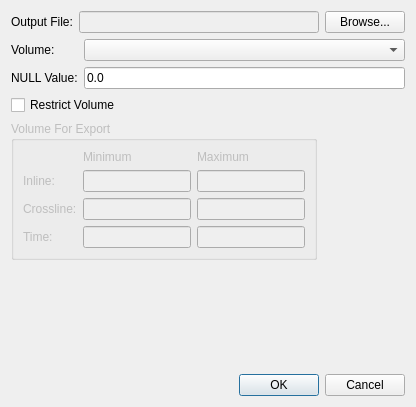
First picture: the form in ProzessUI/exporttabledialog.ui, repository fsoos74/su, before the edit.
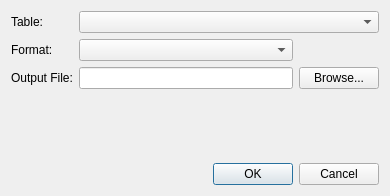
Second picture: the form after the edit.

Diff of the .ui file:
```diff
--- a/ProzessUI/exporttabledialog.ui
+++ b/ProzessUI/exporttabledialog.ui
@@ -6,8 +6,8 @@
    <rect>
     <x>0</x>
     <y>0</y>
-    <width>416</width>
-    <height>407</height>
+    <width>390</width>
+    <height>196</height>
    </rect>
   </property>
   <property name="windowTitle">
@@ -15,41 +15,39 @@
   </property>
   <layout class="QVBoxLayout" name="verticalLayout">
    <item>
-    <layout class="QHBoxLayout" name="horizontalLayout">
-     <item>
-      <widget class="QLabel" name="label_2">
-       <property name="text">
-        <string>Output File:</string>
-       </property>
-      </widget>
-     </item>
-     <item>
-      <widget class="QLineEdit" name="leOutputFile">
-       <property name="enabled">
-        <bool>false</bool>
-       </property>
-      </widget>
-     </item>
-     <item>
+    <layout class="QGridLayout" name="gridLayout">
+     <item row="2" column="2">
       <widget class="QPushButton" name="pbBrowse">
        <property name="text">
         <string>Browse...</string>
        </property>
       </widget>
      </item>
-    </layout>
-   </item>
-   <item>
-    <layout class="QGridLayout" name="gridLayout_2">
-     <item row="0" column="0">
-      <widget class="QLabel" name="label">
+     <item row="2" column="1">
+      <widget class="QLineEdit" name="leOutputFile">
+       <property name="enabled">
+        <bool>true</bool>
+       </property>
+       <property name="minimumSize">
+        <size>
+         <width>200</width>
+         <height>0</height>
+        </size>
+       </property>
+       <property name="readOnly">
+        <bool>true</bool>
+       </property>
+      </widget>
+     </item>
+     <item row="2" column="0">
+      <widget class="QLabel" name="label_2">
        <property name="text">
-        <string>Volume:</string>
+        <string>Output File:</string>
        </property>
       </widget>
      </item>
-     <item row="0" column="1">
-      <widget class="QComboBox" name="cbVolume">
+     <item row="0" column="1" colspan="2">
+      <widget class="QComboBox" name="cbTable">
        <property name="sizePolicy">
         <sizepolicy hsizetype="MinimumExpanding" vsizetype="Fixed">
          <horstretch>0</horstretch>
@@ -58,116 +56,22 @@
        </property>
       </widget>
      </item>
+     <item row="0" column="0">
+      <widget class="QLabel" name="label">
+       <property name="text">
+        <string>Table:</string>
+       </property>
+      </widget>
+     </item>
      <item row="1" column="0">
-      <widget class="QLabel" name="label_8">
+      <widget class="QLabel" name="label_3">
        <property name="text">
-        <string>NULL Value:</string>
+        <string>Format:</string>
        </property>
       </widget>
      </item>
      <item row="1" column="1">
-      <widget class="QLineEdit" name="leNULL">
-       <property name="text">
-        <string>0.0</string>
-       </property>
-      </widget>
-     </item>
-    </layout>
-   </item>
-   <item>
-    <widget class="QCheckBox" name="cbRestrictVolume">
-     <property name="text">
-      <string>Restrict Volume</string>
-     </property>
-    </widget>
-   </item>
-   <item>
-    <layout class="QHBoxLayout" name="horizontalLayout_3">
-     <item>
-      <widget class="QGroupBox" name="gbVolume">
-       <property name="enabled">
-        <bool>false</bool>
-       </property>
-       <property name="title">
-        <string>Volume For Export</string>
-       </property>
-       <layout class="QGridLayout" name="gridLayout">
-        <item row="0" column="1">
-         <widget class="QLabel" name="label_3">
-          <property name="text">
-           <string>Minimum</string>
-          </property>
-         </widget>
-        </item>
-        <item row="0" column="2">
-         <widget class="QLabel" name="label_4">
-          <property name="text">
-           <string>Maximum</string>
-          </property>
-         </widget>
-        </item>
-        <item row="1" column="0">
-         <widget class="QLabel" name="label_5">
-          <property name="text">
-           <string>Inline:</string>
-          </property>
-         </widget>
-        </item>
-        <item row="1" column="1">
-         <widget class="QLineEdit" name="leMinInline"/>
-        </item>
-        <item row="1" column="2">
-         <widget class="QLineEdit" name="leMaxInline"/>
-        </item>
-        <item row="2" column="0">
-         <widget class="QLabel" name="label_6">
-          <property name="text">
-           <string>Crossline:</string>
-          </property>
-         </widget>
-        </item>
-        <item row="2" column="1">
-         <widget class="QLineEdit" name="leMinCrossline"/>
-        </item>
-        <item row="2" column="2">
-         <widget class="QLineEdit" name="leMaxCrossline"/>
-        </item>
-        <item row="3" column="0">
-         <widget class="QLabel" name="label_7">
-          <property name="text">
-           <string>Time:</string>
-          </property>
-         </widget>
-        </item>
-        <item row="3" column="1">
-         <widget class="QLineEdit" name="leMinTime">
-          <property name="text">
-           <string/>
-          </property>
-         </widget>
-        </item>
-        <item row="3" column="2">
-         <widget class="QLineEdit" name="leMaxTime">
-          <property name="text">
-           <string/>
-          </property>
-         </widget>
-        </item>
-       </layout>
-      </widget>
-     </item>
-     <item>
-      <spacer name="horizontalSpacer">
-       <property name="orientation">
-        <enum>Qt::Horizontal</enum>
-       </property>
-       <property name="sizeHint" stdset="0">
-        <size>
-         <width>40</width>
-         <height>20</height>
-        </size>
-       </property>
-      </spacer>
+      <widget class="QComboBox" name="cbFormat"/>
      </item>
     </layout>
    </item>
```
Left out of the diff: 29 changed lines with no effect on the pictures.
